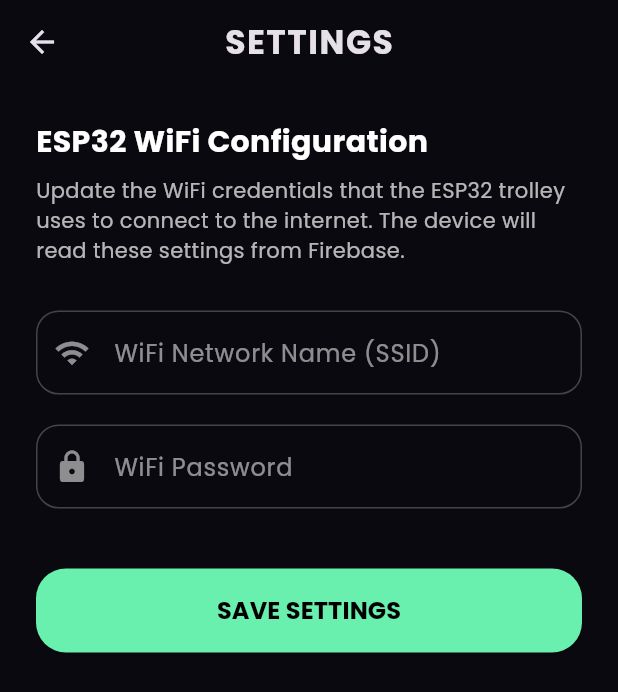
After one commit to Muhammadkaif88/smart-trolly-app-system, a Flutter app: the screen it shows after launch, after a tap on the "settings" icon, on a phone screen of 412 x 824 dp. The commit adds this screen. Shown: the top 692 px of the screen. Run offline on Flutter 3.47's test engine with Material 3 defaults, Android fonts, the phone set to English and light mode, and no system bars; our stand-ins replace firebase_core, firebase_database, google_fonts, pdf, printing; accounts and stored records are empty.

Commit message:
Update app with WiFi config & Reset features, update ESP32 code, rebuild zip release

```diff
--- a/app/lib/main.dart
+++ b/app/lib/main.dart
@@ -7,6 +7,7 @@ import 'package:printing/printing.dart';
 import 'package:pdf/pdf.dart';
 import 'package:pdf/widgets.dart' as pw;
 import 'staff_dashboard.dart';
+import 'settings_page.dart';
 
 void main() async {
   WidgetsFlutterBinding.ensureInitialized();
@@ -152,6 +153,17 @@ class _HomePageState extends State<HomePage> {
           ),
         ),
         centerTitle: true,
+        actions: [
+          IconButton(
+            icon: const Icon(Icons.settings, color: Colors.white),
+            onPressed: () {
+              Navigator.push(
+                context,
+                MaterialPageRoute(builder: (_) => const SettingsPage()),
+              );
+            },
+          ),
+        ],
       ),
 
       body: Padding(
@@ -703,13 +715,24 @@ class _QRCodePaymentPageState extends State<QRCodePaymentPage> {
                         borderRadius: BorderRadius.circular(20),
                       ),
                     ),
-                    onPressed: () {
+                    onPressed: () async {
+                      // Send reset flag to ESP32 and clear app data
+                      final dbRef = FirebaseDatabase.instance.ref('TROLLEY-1');
+                      await dbRef.child('reset').set(true);
+                      await dbRef.child('items').remove();
+                      await dbRef.child('subtotal').set(0);
+                      await dbRef.child('gst').set(0);
+                      await dbRef.child('grandTotal').set(0);
+
                       setState(() {
                         isPaymentComplete = true;
                       });
-                      ScaffoldMessenger.of(context).showSnackBar(
-                        const SnackBar(content: Text('Payment Successful!')),
-                      );
+
+                      if (mounted) {
+                        ScaffoldMessenger.of(context).showSnackBar(
+                          const SnackBar(content: Text('Payment Successful! Trolley reset for next customer.')),
+                        );
+                      }
                     },
                     child: Text(
                       'PAYMENT DONE',
--- /dev/null
+++ b/app/lib/settings_page.dart
@@ -0,0 +1,173 @@
+import 'package:flutter/material.dart';
+import 'package:firebase_database/firebase_database.dart';
+import 'package:google_fonts/google_fonts.dart';
+
+class SettingsPage extends StatefulWidget {
+  const SettingsPage({super.key});
+
+  @override
+  State<SettingsPage> createState() => _SettingsPageState();
+}
+
+class _SettingsPageState extends State<SettingsPage> {
+  final TextEditingController _ssidController = TextEditingController();
+  final TextEditingController _passwordController = TextEditingController();
+  final DatabaseReference _wifiRef = FirebaseDatabase.instance.ref('TROLLEY-1/wifi');
+
+  bool _isLoading = false;
+
+  @override
+  void initState() {
+    super.initState();
+    _loadCurrentCredentials();
+  }
+
+  Future<void> _loadCurrentCredentials() async {
+    setState(() => _isLoading = true);
+    try {
+      final snapshot = await _wifiRef.get();
+      if (snapshot.exists) {
+        final data = snapshot.value as Map;
+        _ssidController.text = data['ssid'] ?? '';
+        _passwordController.text = data['password'] ?? '';
+      }
+    } catch (e) {
+      debugPrint("Error loading WiFi credentials: $e");
+    }
+    setState(() => _isLoading = false);
+  }
+
+  Future<void> _saveCredentials() async {
+    if (_ssidController.text.isEmpty || _passwordController.text.isEmpty) {
+      ScaffoldMessenger.of(context).showSnackBar(
+        const SnackBar(content: Text('SSID and Password cannot be empty')),
+      );
+      return;
+    }
+
+    setState(() => _isLoading = true);
+    try {
+      await _wifiRef.set({
+        'ssid': _ssidController.text.trim(),
+        'password': _passwordController.text.trim(),
+      });
+      if (mounted) {
+        ScaffoldMessenger.of(context).showSnackBar(
+          const SnackBar(content: Text('WiFi Credentials Updated Successfully!')),
+        );
+        Navigator.pop(context);
+      }
+    } catch (e) {
+      if (mounted) {
+        ScaffoldMessenger.of(context).showSnackBar(
+          SnackBar(content: Text('Failed to update: $e')),
+        );
+      }
+    }
+    setState(() => _isLoading = false);
+  }
+
+  @override
+  Widget build(BuildContext context) {
+    return Scaffold(
+      backgroundColor: const Color(0xff09090F),
+      appBar: AppBar(
+        backgroundColor: Colors.transparent,
+        elevation: 0,
+        title: Text(
+          'SETTINGS',
+          style: GoogleFonts.poppins(
+            fontWeight: FontWeight.bold,
+            letterSpacing: 1,
+          ),
+        ),
+        centerTitle: true,
+      ),
+      body: Padding(
+        padding: const EdgeInsets.all(24.0),
+        child: Column(
+          crossAxisAlignment: CrossAxisAlignment.start,
+          children: [
+            Text(
+              'ESP32 WiFi Configuration',
+              style: GoogleFonts.poppins(
+                fontSize: 20,
+                fontWeight: FontWeight.bold,
+                color: Colors.white,
+              ),
+            ),
+            const SizedBox(height: 8),
+            Text(
+              'Update the WiFi credentials that the ESP32 trolley uses to connect to the internet. The device will read these settings from Firebase.',
+              style: GoogleFonts.poppins(
+                fontSize: 14,
+                color: Colors.white70,
+              ),
+            ),
+            const SizedBox(height: 30),
+            TextField(
+              controller: _ssidController,
+              style: GoogleFonts.poppins(color: Colors.white),
+              decoration: InputDecoration(
+                labelText: 'WiFi Network Name (SSID)',
+                labelStyle: GoogleFonts.poppins(color: Colors.white54),
+                enabledBorder: OutlineInputBorder(
+                  borderSide: const BorderSide(color: Colors.white24),
+                  borderRadius: BorderRadius.circular(15),
+                ),
+                focusedBorder: OutlineInputBorder(
+                  borderSide: const BorderSide(color: Colors.greenAccent),
+                  borderRadius: BorderRadius.circular(15),
+                ),
+                prefixIcon: const Icon(Icons.wifi, color: Colors.white54),
+              ),
+            ),
+            const SizedBox(height: 20),
+            TextField(
+              controller: _passwordController,
+              obscureText: true,
+              style: GoogleFonts.poppins(color: Colors.white),
+              decoration: InputDecoration(
+                labelText: 'WiFi Password',
+                labelStyle: GoogleFonts.poppins(color: Colors.white54),
+                enabledBorder: OutlineInputBorder(
+                  borderSide: const BorderSide(color: Colors.white24),
+                  borderRadius: BorderRadius.circular(15),
+                ),
+                focusedBorder: OutlineInputBorder(
+                  borderSide: const BorderSide(color: Colors.greenAccent),
+                  borderRadius: BorderRadius.circular(15),
+                ),
+                prefixIcon: const Icon(Icons.lock, color: Colors.white54),
+              ),
+            ),
+            const SizedBox(height: 40),
+            SizedBox(
+              width: double.infinity,
+              height: 56,
+              child: ElevatedButton(
+                style: ElevatedButton.styleFrom(
+                  backgroundColor: Colors.greenAccent,
+                  foregroundColor: Colors.black,
+                  shape: RoundedRectangleBorder(
+                    borderRadius: BorderRadius.circular(20),
+                  ),
+                ),
+                onPressed: _isLoading ? null : _saveCredentials,
+                child: _isLoading
+                    ? const CircularProgressIndicator(color: Colors.black)
+                    : Text(
+                        'SAVE SETTINGS',
+                        style: GoogleFonts.poppins(
+                          fontSize: 16,
+                          fontWeight: FontWeight.bold,
+                        ),
+                      ),
+              ),
+            ),
+          ],
+        ),
+      ),
+    );
+  }
+}
--- a/app/lib/staff_dashboard.dart
+++ b/app/lib/staff_dashboard.dart
@@ -1,5 +1,6 @@
 import 'package:flutter/material.dart';
 import 'main.dart';
+import 'settings_page.dart';
 
 class StaffDashboard extends StatelessWidget {
   StaffDashboard({super.key});
@@ -23,6 +24,17 @@ class StaffDashboard extends StatelessWidget {
           ),
         ),
         centerTitle: true,
+        actions: [
+          IconButton(
+            icon: const Icon(Icons.settings, color: Colors.white),
+            onPressed: () {
+              Navigator.push(
+                context,
+                MaterialPageRoute(builder: (_) => const SettingsPage()),
+              );
+            },
+          ),
+        ],
       ),
       body: Padding(
         padding: EdgeInsets.all(responsivePadding),
```
Also changed, not shown: pubspec.yaml (added, +93 -0 lines), pubspec.lock (added), 1 other file.
